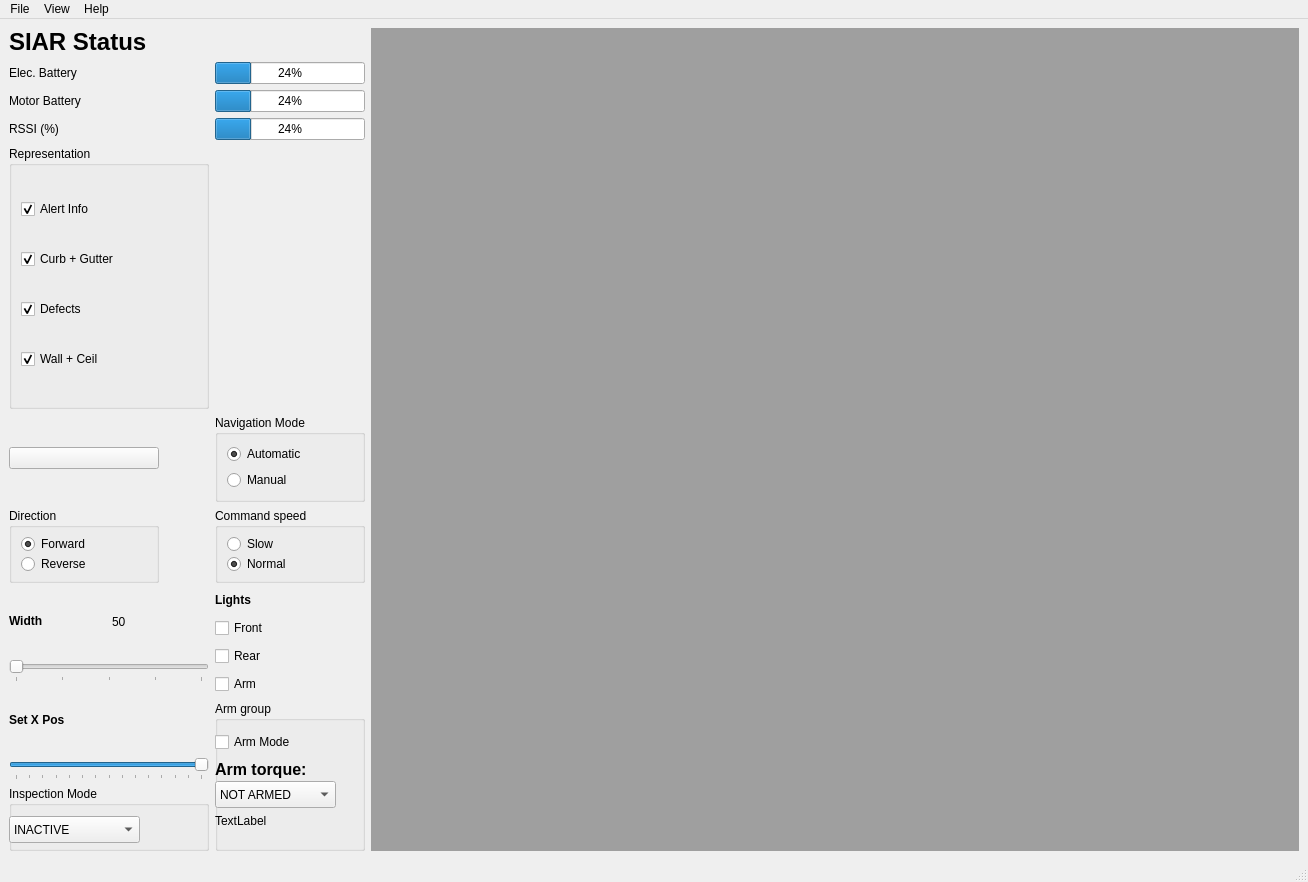
The window that base_station/ui/siar_gui.ui (robotics-upo/siar_remote_packages) describes before a commit, drawn with Qt 5.
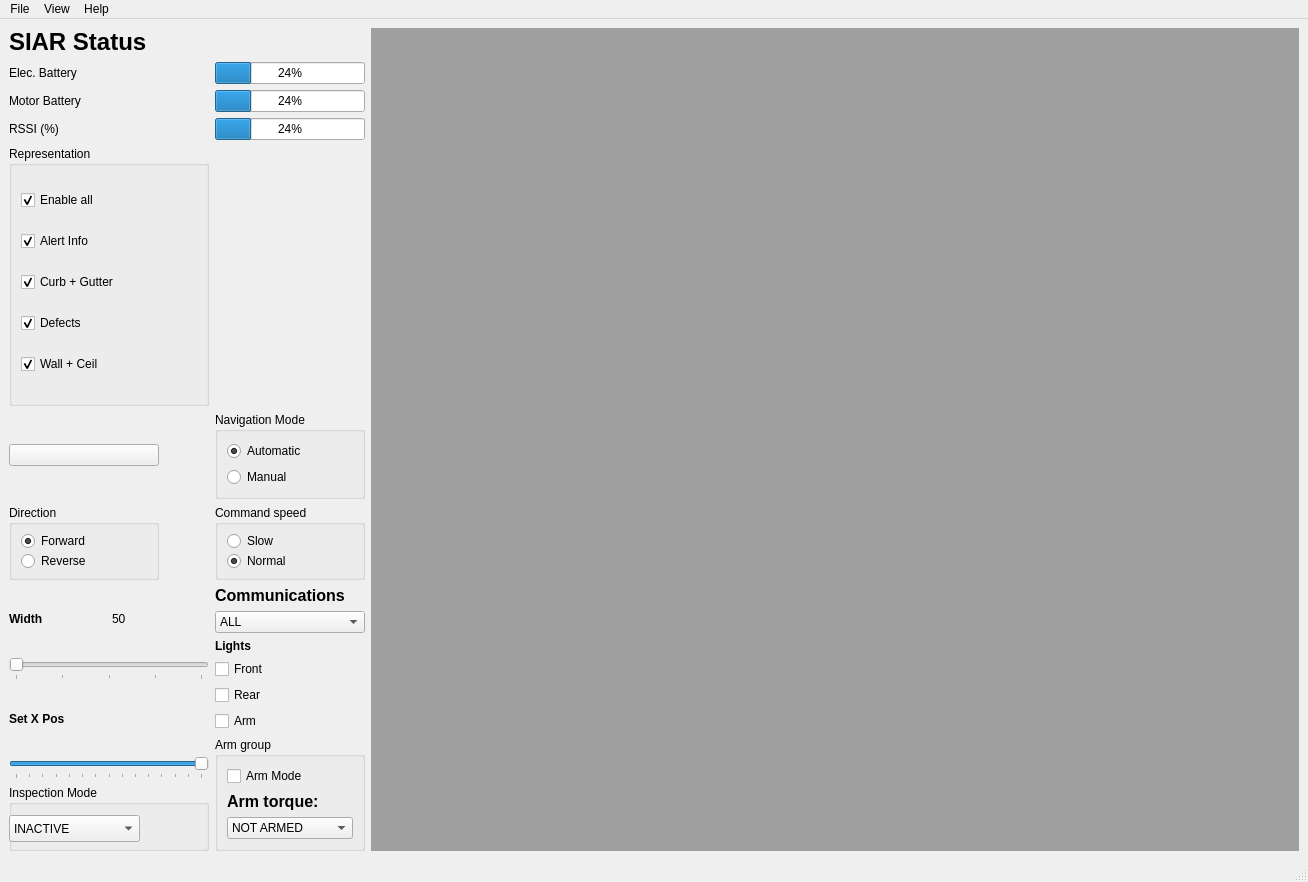
The same window after the commit. Icons and pictures are not drawn. Custom widgets are drawn as their Qt base class.

Commit message: New percentage of voltage calculation. Added comms mode

The edit to the form file:
```diff
--- a/base_station/ui/siar_gui.ui
+++ b/base_station/ui/siar_gui.ui
@@ -98,6 +98,39 @@
         </item>
         <item row="7" column="1">
          <layout class="QVBoxLayout" name="verticalLayout_8">
+          <item>
+           <widget class="QLabel" name="label_siar_arm">
+            <property name="font">
+             <font>
+              <pointsize>12</pointsize>
+              <weight>75</weight>
+              <bold>true</bold>
+             </font>
+            </property>
+            <property name="text">
+             <string>Communications</string>
+            </property>
+           </widget>
+          </item>
+          <item>
+           <widget class="QComboBox" name="comboBox_communications">
+            <item>
+             <property name="text">
+              <string>ALL</string>
+             </property>
+            </item>
+            <item>
+             <property name="text">
+              <string>DISABLE DEPTH</string>
+             </property>
+            </item>
+            <item>
+             <property name="text">
+              <string>ONLY TELEOP</string>
+             </property>
+            </item>
+           </widget>
+          </item>
           <item>
            <widget class="QLabel" name="label_6">
             <property name="maximumSize">
@@ -161,77 +194,48 @@
             <property name="title">
              <string>Arm group</string>
             </property>
-            <widget class="QCheckBox" name="checkBox_arm_mode">
-             <property name="geometry">
-              <rect>
-               <x>0</x>
-               <y>30</y>
-               <width>121</width>
-               <height>22</height>
-              </rect>
-             </property>
-             <property name="text">
-              <string>Arm Mode</string>
-             </property>
-            </widget>
-            <widget class="QComboBox" name="comboBox_arm_torque">
-             <property name="geometry">
-              <rect>
-               <x>0</x>
-               <y>80</y>
-               <width>121</width>
-               <height>27</height>
-              </rect>
-             </property>
+            <layout class="QVBoxLayout" name="verticalLayout_5">
              <item>
-              <property name="text">
-               <string>NOT ARMED</string>
-              </property>
+              <widget class="QCheckBox" name="checkBox_arm_mode">
+               <property name="text">
+                <string>Arm Mode</string>
+               </property>
+              </widget>
              </item>
              <item>
-              <property name="text">
-               <string>BRAKE</string>
-              </property>
+              <widget class="QLabel" name="label_8">
+               <property name="font">
+                <font>
+                 <pointsize>12</pointsize>
+                 <weight>75</weight>
+                 <bold>true</bold>
+                </font>
+               </property>
+               <property name="text">
+                <string>Arm torque:</string>
+               </property>
+              </widget>
              </item>
              <item>
-              <property name="text">
-               <string>ARMED</string>
-              </property>
+              <widget class="QComboBox" name="comboBox_arm_torque">
+               <item>
+                <property name="text">
+                 <string>NOT ARMED</string>
+                </property>
+               </item>
+               <item>
+                <property name="text">
+                 <string>BRAKE</string>
+                </property>
+               </item>
+               <item>
+                <property name="text">
+                 <string>ARMED</string>
+                </property>
+               </item>
+              </widget>
              </item>
-            </widget>
-            <widget class="QLabel" name="label_8">
-             <property name="geometry">
-              <rect>
-               <x>0</x>
-               <y>60</y>
-               <width>101</width>
-               <height>17</height>
-              </rect>
-             </property>
-             <property name="font">
-              <font>
-               <pointsize>12</pointsize>
-               <weight>75</weight>
-               <bold>true</bold>
-              </font>
-             </property>
-             <property name="text">
-              <string>Arm torque:</string>
-             </property>
-            </widget>
-            <widget class="QLabel" name="label_siar_arm">
-             <property name="geometry">
-              <rect>
-               <x>0</x>
-               <y>110</y>
-               <width>131</width>
-               <height>20</height>
-              </rect>
-             </property>
-             <property name="text">
-              <string>TextLabel</string>
-             </property>
-            </widget>
+            </layout>
            </widget>
           </item>
          </layout>
@@ -559,6 +563,16 @@
            <string>Representation</string>
           </property>
           <layout class="QVBoxLayout" name="verticalLayout">
+           <item>
+            <widget class="QCheckBox" name="checkBox_enable_all">
+             <property name="text">
+              <string>Enable all</string>
+             </property>
+             <property name="checked">
+              <bool>true</bool>
+             </property>
+            </widget>
+           </item>
            <item>
             <widget class="QCheckBox" name="checkBox">
              <property name="text">
```
Left out of the diff: 75 changed lines with no effect on the pictures. The commit also changes 8 other files.
